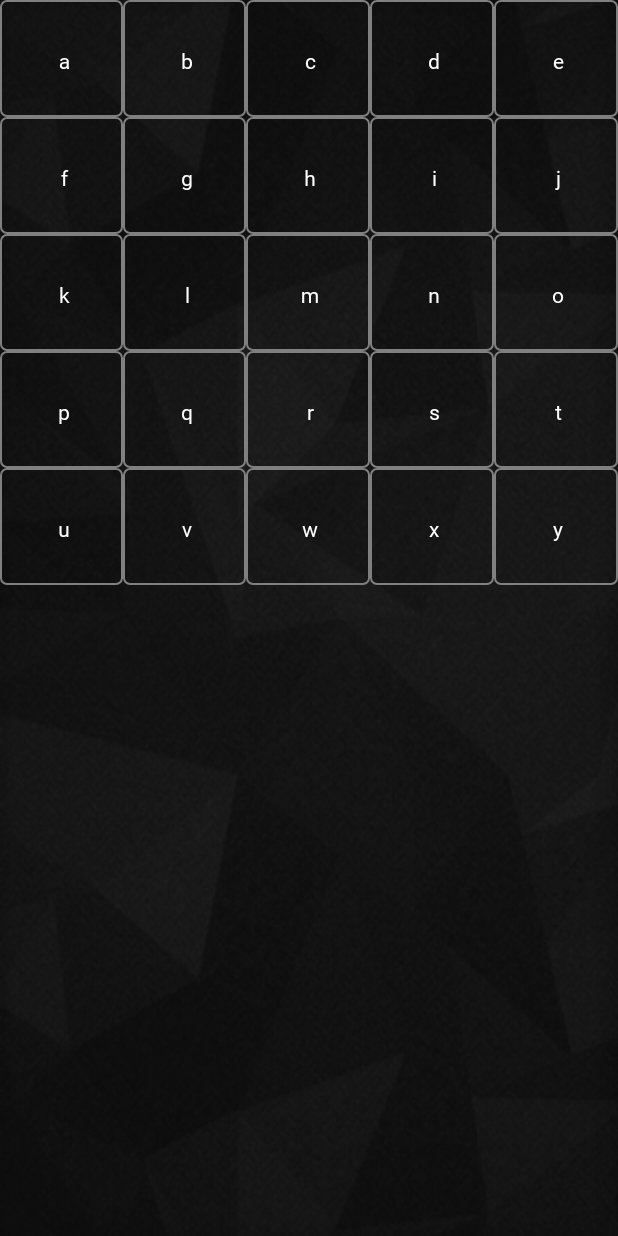
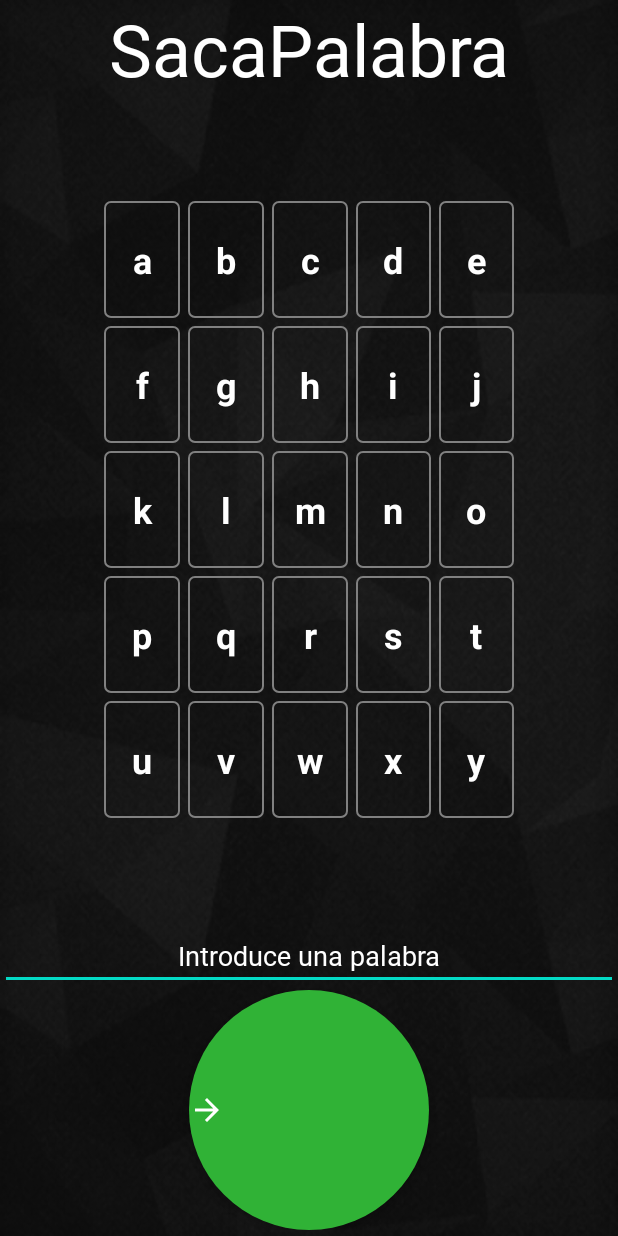
Before and after one commit to angelhort/PAD, an Android app: the GameOptionsActivity screen opened directly, with no data from a screen before it, after a tap on "JUGAR", on a phone screen of 412 x 824 dp. Run offline under Robolectric (Android 15) with nearby library versions, the phone set to English and light mode, and no system bars.

Commit message:
update 18-4-23

```diff
--- a/Proyecto/app/src/main/AndroidManifest.xml
+++ b/Proyecto/app/src/main/AndroidManifest.xml
@@ -1,8 +1,6 @@
 <?xml version="1.0" encoding="utf-8"?>
 <manifest xmlns:android="http://schemas.android.com/apk/res/android"
     xmlns:tools="http://schemas.android.com/tools">
-    <uses-permission android:name="android.permission.INTERNET" />
-    <uses-permission android:name="android.permission.ACCESS_NETWORK_STATE"/>
 
     <application
         android:allowBackup="true"
@@ -14,7 +12,7 @@
         android:theme="@style/Theme.Default"
         tools:targetApi="31">
         <activity
-            android:name=".inGame"
+            android:name=".inGameActivity"
             android:exported="false" />
         <activity
             android:name=".ConfigActivity"
--- a/Proyecto/app/src/main/java/es/ucm/fdi/sacapalabra/ConnectionUtils.java
+++ b/Proyecto/app/src/main/java/es/ucm/fdi/sacapalabra/APIConectionUtils.java
@@ -11,7 +11,7 @@ import java.net.HttpURLConnection;
 import java.net.MalformedURLException;
 import java.net.URL;
 
-public class ConnectionUtils {
+public class APIConectionUtils {
 
     public static String getWord(String length, String language){
 
--- a/Proyecto/app/src/main/java/es/ucm/fdi/sacapalabra/ConfigActivity.java
+++ b/Proyecto/app/src/main/java/es/ucm/fdi/sacapalabra/ConfigActivity.java
@@ -65,7 +65,7 @@ public class ConfigActivity extends AppCompatActivity {
                 bSpanish.setClickable(false);
 
                 sharedPreferences.edit().putString("language", "es").apply();
-
+                setLanguage("es");
             }
         }
     };
@@ -79,6 +79,7 @@ public class ConfigActivity extends AppCompatActivity {
                 bEnglish.setClickable(false);
 
                 sharedPreferences.edit().putString("language", "en").apply();
+                setLanguage("en");
             }
         }
     };
@@ -190,5 +191,4 @@ public class ConfigActivity extends AppCompatActivity {
             }
         }
     }
-
 }
--- /dev/null
+++ b/Proyecto/app/src/main/java/es/ucm/fdi/sacapalabra/Game.java
@@ -0,0 +1,41 @@
+package es.ucm.fdi.sacapalabra;
+
+import android.content.Intent;
+
+public class Game {
+
+    private String word;
+    private String language;
+    private String mode;
+    private int ntries;
+    private int lenght;
+
+    // private WordLoaderCallbacks wordLoaderCallbacks;
+
+    public Game(String idioma, String modo, int intentos, int longitud){
+        language = idioma;
+        mode = modo;
+        ntries = intentos;
+        lenght = longitud;
+    }
+
+    public void setWord(String palabra){
+        word = palabra;
+    }
+
+    public String getWord(){
+        return word;
+    }
+    public String getLanguage(){
+        return language;
+    }
+    public String getMode(){
+        return mode;
+    }
+    public int getNtries(){
+        return ntries;
+    }
+    public int getLenght(){
+        return lenght;
+    }
+}
--- a/Proyecto/app/src/main/java/es/ucm/fdi/sacapalabra/GameOptionsActivity.java
+++ b/Proyecto/app/src/main/java/es/ucm/fdi/sacapalabra/GameOptionsActivity.java
@@ -178,7 +178,7 @@ public class GameOptionsActivity extends AppCompatActivity {
         @Override
         public void onClick(View v) {
             // Create Intent to start InGameActivity
-            Intent intent = new Intent(GameOptionsActivity.this, inGame.class);
+            Intent intent = new Intent(GameOptionsActivity.this, inGameActivity.class);
 
             // Put selected data as extras in Intent
             intent.putExtra("idioma", getSelectedLanguage());
--- a/Proyecto/app/src/main/java/es/ucm/fdi/sacapalabra/WordLoader.java
+++ b/Proyecto/app/src/main/java/es/ucm/fdi/sacapalabra/WordLoader.java
@@ -21,7 +21,7 @@ public class WordLoader extends AsyncTaskLoader<String> {
     @Nullable
     @Override
     public String loadInBackground(){
-        return ConnectionUtils.getWord(this.length, this.language);
+        return APIConectionUtils.getWord(this.length, this.language);
     }
 
     @Override
--- a/Proyecto/app/src/main/java/es/ucm/fdi/sacapalabra/inGame.java
+++ /dev/null
@@ -1,130 +0,0 @@
-package es.ucm.fdi.sacapalabra;
-
-import static es.ucm.fdi.sacapalabra.ConnectionUtils.getWord;
-
-import androidx.appcompat.app.AppCompatActivity;
-import androidx.loader.app.LoaderManager;
-import androidx.loader.content.Loader;
-
-import android.content.Intent;
-import android.content.SharedPreferences;
-import android.content.res.Configuration;
-import android.content.res.Resources;
-import android.graphics.Color;
-import android.os.Bundle;
-import android.util.DisplayMetrics;
-import android.util.Log;
-import android.view.Gravity;
-import android.view.View;
-import android.view.ViewGroup;
-import android.widget.GridLayout;
-import android.widget.LinearLayout;
-import android.widget.TextView;
-
-import java.util.Locale;
-
-public class inGame extends AppCompatActivity implements WordLoaderCallbacksListener{
-
-    private SharedPreferences sharedPreferences;
-
-    private WordLoaderCallbacks wordLoaderCallbacks;
-
-    private static final int WORD_LOADER_ID = 0;
-
-    private String palabra;
-
-    @Override
-    protected void onCreate(Bundle savedInstanceState) {
-        super.onCreate(savedInstanceState);
-
-        // Recuperamos las preferencias
-        sharedPreferences = getSharedPreferences("MyPrefs", MODE_PRIVATE);
-        String theme = sharedPreferences.getString("theme", "dark");
-        setTheme(theme);
-
-        Intent intent = getIntent();
-        String idioma = intent.getStringExtra("idioma");
-        String modo = intent.getStringExtra("modo");
-        int intentos = intent.getIntExtra("intentos", 0);
-        int longitud = intent.getIntExtra("longitud", 0);
-
-        wordLoaderCallbacks = new WordLoaderCallbacks(this, this);
-        LoaderManager loaderManager = LoaderManager.getInstance(this);
-        if(loaderManager.getLoader(WORD_LOADER_ID) != null){
-            loaderManager.initLoader(WORD_LOADER_ID, null, wordLoaderCallbacks);
-        }
-
-        Bundle queryBundle = new Bundle();
-        queryBundle.putString(WordLoaderCallbacks.LENGTH, String.valueOf(longitud));
-        queryBundle.putString(WordLoaderCallbacks.LANGUAGE, idioma);
-        LoaderManager.getInstance(this)
-                .restartLoader(WORD_LOADER_ID, queryBundle, wordLoaderCallbacks);
-
-        TextView[] myTextViews = new TextView[longitud*intentos];
-
-        createTextViewGrid(intentos, longitud, myTextViews);
-    }
-
-private void createTextViewGrid(int rows, int cols, TextView[] myTextViews) {
-
-    LinearLayout generalLayout = new LinearLayout(this);
-    generalLayout.setLayoutParams(new LinearLayout.LayoutParams(ViewGroup.LayoutParams.MATCH_PARENT, ViewGroup.LayoutParams.MATCH_PARENT));
-    generalLayout.setOrientation(LinearLayout.VERTICAL);
-
-    int screenWidth = Resources.getSystem().getDisplayMetrics().widthPixels;
-    int marginSize = getResources().getDimensionPixelSize(R.dimen.grid_margin);
-    int squareSize = (screenWidth - 2 * marginSize - (cols - 1) * 5) / cols;
-
-    LinearLayout linearLayout;
-    TextView textView;
-    ViewGroup view = null;
-
-    // Creamos los LinearLayouts horizontales y los TextViews dentro de ellos
-    for (int i = 0; i < rows; i++) {
-        linearLayout = new LinearLayout(this);
-        linearLayout.setLayoutParams(new LinearLayout.LayoutParams(ViewGroup.LayoutParams.MATCH_PARENT, ViewGroup.LayoutParams.WRAP_CONTENT));
-        linearLayout.setOrientation(LinearLayout.HORIZONTAL);
-        linearLayout.setWeightSum(cols);
-
-        for (int j = 0; j < cols; j++) {
-            textView = new TextView(this);
-            textView.setLayoutParams(new LinearLayout.LayoutParams(squareSize, squareSize, 1));
-            textView.setGravity(Gravity.CENTER);
-            textView.setBackground(getResources().getDrawable(R.drawable.textview_border));
-            textView.setText(Character.toString((char)('a' + (i*cols)+j))); // Set the text of each TextView to a different letter
-            textView.setTextColor(Color.WHITE);
-            textView.setPadding(marginSize, marginSize, 0, 0);
-            myTextViews[(i*cols)+j] = textView;
-            linearLayout.addView(textView);
-        }
-
-
-        generalLayout.addView(linearLayout);
-        Log.d("InGame" ,"Creado linearLayout");
-    }
-    setContentView(generalLayout);
-}
-
-    private void setTheme(String theme){
-        if (theme.equals("dark")) {
-            setTheme(R.style.Theme_Default);
-        } else {
-            setTheme(R.style.Theme_White);
-        }
-    }
-
-    private void setLanguage(String language){
-        Locale locale = new Locale(language);
-        Resources res = getResources();
-        DisplayMetrics dm = res.getDisplayMetrics();
-        Configuration conf = res.getConfiguration();
-        conf.locale = locale;
-        res.updateConfiguration(conf, dm);
-    }
-
-    @Override
-    public void onWordLoaded(String word) {
-        this.palabra = word;
-        System.out.println(this.palabra);
-    }
-}
--- /dev/null
+++ b/Proyecto/app/src/main/java/es/ucm/fdi/sacapalabra/inGameActivity.java
@@ -0,0 +1,156 @@
+package es.ucm.fdi.sacapalabra;
+
+import androidx.appcompat.app.AppCompatActivity;
+import androidx.core.content.ContextCompat;
+
+import android.content.Intent;
+import android.content.SharedPreferences;
+import android.content.res.Resources;
+import android.graphics.Typeface;
+import android.os.Bundle;
+import android.util.Log;
+import android.view.Gravity;
+import android.view.View;
+import android.view.ViewGroup;
+import android.widget.Button;
+import android.widget.EditText;
+import android.widget.LinearLayout;
+import android.widget.TextView;
+
+public class inGameActivity extends AppCompatActivity implements WordLoaderCallbacksListener {
+
+    private static final int WORD_LOADER_ID = 0;
+
+    private SharedPreferences sharedPreferences;
+
+    //private WordLoaderCallbacks wordLoaderCallbacks;
+
+    private Game game;
+    private LinearLayout generalLayout;
+    private TextView title;
+    private EditText inputText;
+    private Button confirmButton;
+
+    @Override
+    protected void onCreate(Bundle savedInstanceState) {
+
+        super.onCreate(savedInstanceState);
+
+        // Recuperamos las preferencias
+        sharedPreferences = getSharedPreferences("MyPrefs", MODE_PRIVATE);
+        String theme = sharedPreferences.getString("theme", "dark");
+        setTheme(theme);
+
+        // Create Game object
+        Intent intent = getIntent();
+        game = new Game(intent.getStringExtra("idioma"), intent.getStringExtra("modo"),intent.getIntExtra("intentos", 0),intent.getIntExtra("longitud", 0));
+
+        /* // Create wordLoaderCallbacks
+        wordLoaderCallbacks = new WordLoaderCallbacks(this, this);
+        LoaderManager loaderManager = LoaderManager.getInstance(this);
+        if(loaderManager.getLoader(WORD_LOADER_ID) != null){
+            loaderManager.initLoader(WORD_LOADER_ID, null, wordLoaderCallbacks);
+        }
+        Bundle queryBundle = new Bundle();
+        queryBundle.putString(WordLoaderCallbacks.LENGTH, String.valueOf(game.getLenght()));
+        queryBundle.putString(WordLoaderCallbacks.LANGUAGE, game.getLanguage());
+        LoaderManager.getInstance(this).restartLoader(WORD_LOADER_ID, queryBundle, wordLoaderCallbacks);
+        */
+
+        addViews();
+    }
+
+    private void addViews(){
+
+        generalLayout = new LinearLayout(this);
+        generalLayout.setLayoutParams(new LinearLayout.LayoutParams(ViewGroup.LayoutParams.MATCH_PARENT, ViewGroup.LayoutParams.WRAP_CONTENT));
+        generalLayout.setOrientation(LinearLayout.VERTICAL);
+
+        title = new TextView(this);
+        title.setText(R.string.sacapalabra);
+        title.setTextSize(48);
+        title.setGravity(Gravity.CENTER);
+        generalLayout.addView(title);
+
+        TextView[][] myTextViews = new TextView[game.getLenght()][game.getNtries()];
+        createBoard(game.getNtries(), game.getLenght(), myTextViews);
+
+        inputText = new EditText(this);
+        inputText.setText(R.string.inputText);
+        inputText.setGravity(Gravity.CENTER);
+        inputText.setTextColor(ContextCompat.getColor(this, R.color.white));
+
+        confirmButton = new Button(this);
+        confirmButton.setBackgroundResource(R.drawable.roundbutton);
+        confirmButton.setTextAlignment(View.TEXT_ALIGNMENT_CENTER);
+        confirmButton.setGravity(Gravity.CENTER_VERTICAL);
+        confirmButton.setCompoundDrawablesWithIntrinsicBounds(R.drawable.ic_baseline_arrow_forward, 0, 0, 0);
+
+        LinearLayout.LayoutParams confirmButtonParams = (new LinearLayout.LayoutParams(240, 240, 1));
+        confirmButtonParams.gravity = Gravity.CENTER_HORIZONTAL;
+        confirmButton.setLayoutParams(confirmButtonParams);
+
+        generalLayout.addView(inputText);
+        generalLayout.addView(confirmButton);
+
+    }
+
+    private void createBoard(int rows, int cols, TextView[][] myTextViews) {
+
+        // Layout para tablero
+
+        LinearLayout boardLayout = new LinearLayout(this);
+        boardLayout.setLayoutParams(new LinearLayout.LayoutParams(ViewGroup.LayoutParams.MATCH_PARENT, ViewGroup.LayoutParams.WRAP_CONTENT));
+        boardLayout.setOrientation(LinearLayout.VERTICAL);
+        boardLayout.setPadding(100,100,100,100);
+
+        // Creamos los LinearLayouts horizontales y los TextViews dentro de ellos
+        LinearLayout linearLayout;
+        TextView textView;
+
+        int screenWidth = Resources.getSystem().getDisplayMetrics().widthPixels;
+        int marginSize = getResources().getDimensionPixelSize(R.dimen.grid_margin);
+        int squareSize = (screenWidth - 2 * marginSize - (cols - 1) * 5) / cols;
+
+        for (int i = 0; i < rows; i++) {
+            linearLayout = new LinearLayout(this);
+            linearLayout.setLayoutParams(new LinearLayout.LayoutParams(ViewGroup.LayoutParams.MATCH_PARENT, ViewGroup.LayoutParams.WRAP_CONTENT));
+            linearLayout.setOrientation(LinearLayout.HORIZONTAL);
+            linearLayout.setWeightSum(cols);
+
+            for (int j = 0; j < cols; j++) {
+                textView = new TextView(this);
+                LinearLayout.LayoutParams layoutParamsText = (new LinearLayout.LayoutParams(squareSize, squareSize, 1));
+                layoutParamsText.setMargins(4,4,4,4);
+                textView.setLayoutParams(layoutParamsText);
+                textView.setBackgroundResource(R.drawable.textview_border);
+                textView.setTextSize(24);
+                textView.setGravity(Gravity.CENTER);
+                textView.setTypeface(null, Typeface.BOLD);
+                textView.setText(Character.toString((char)('a' + (i*cols)+j))); // Set the text of each TextView to a different letter
+
+                myTextViews[i][j] = textView;
+                linearLayout.addView(textView);
+            }
+
+            boardLayout.addView(linearLayout);
+            Log.d("InGame" ,"Creado linearLayout");
+        }
+        generalLayout.addView(boardLayout);
+        setContentView(generalLayout);
+    }
+
+    private void setTheme(String theme){
+        if (theme.equals("dark")) {
+            setTheme(R.style.Theme_Default);
+        } else {
+            setTheme(R.style.Theme_White);
+        }
+    }
+
+    @Override
+    public void onWordLoaded(String word) {
+        game.setWord(word);
+        System.out.println(game.getWord());
+    }
+}
--- /dev/null
+++ b/Proyecto/app/src/main/res/drawable/ic_baseline_arrow_forward.xml
@@ -0,0 +1,5 @@
+<vector android:autoMirrored="true" android:height="24dp"
+    android:tint="#FFFFFF" android:viewportHeight="24"
+    android:viewportWidth="24" android:width="24dp" xmlns:android="http://schemas.android.com/apk/res/android">
+    <path android:fillColor="@android:color/white" android:pathData="M12,4l-1.41,1.41L16.17,11H4v2h12.17l-5.58,5.59L12,20l8,-8z"/>
+</vector>
--- a/Proyecto/app/src/main/res/drawable/roundbutton.xml
+++ b/Proyecto/app/src/main/res/drawable/roundbutton.xml
@@ -2,15 +2,13 @@
 <selector xmlns:android="http://schemas.android.com/apk/res/android">
     <item android:state_pressed="false">
         <shape android:shape="oval">
-            <solid android:color="#FFFFFF"/>
-            <stroke
-                android:width="5dp"
-                android:color="@color/black" />
+            <solid android:color="@color/green"/>
+
         </shape>
     </item>
     <item android:state_pressed="true">
         <shape android:shape="oval">
-            <solid android:color="#FFFFFF"/>
+            <solid android:color="@color/dark_green"/>
         </shape>
     </item>
 </selector>
--- a/Proyecto/app/src/main/res/layout/activity_in_game.xml
+++ b/Proyecto/app/src/main/res/layout/activity_in_game.xml
@@ -6,7 +6,7 @@
     android:layout_width="match_parent"
     android:layout_height="match_parent"
     android:orientation="vertical"
-    tools:context=".inGame">
+    tools:context=".inGameActivity">
 
     <LinearLayout
         android:id="@+id/sacapalabra"
--- a/Proyecto/app/src/main/res/values/strings.xml
+++ b/Proyecto/app/src/main/res/values/strings.xml
@@ -93,5 +93,7 @@
 
     <!-- inGame activity -->
     <string name="sacapalabra">SacaPalabra</string>
+    <string name="inputText">Introduce una palabra</string>
+
 
 </resources>
```
Also changed, not shown: Proyecto/app/src/main/java/es/ucm/fdi/sacapalabra/HistoryActivity.java (+12 -38 lines), Proyecto/app/src/main/res/values/styles.xml (+15 -0 lines).
